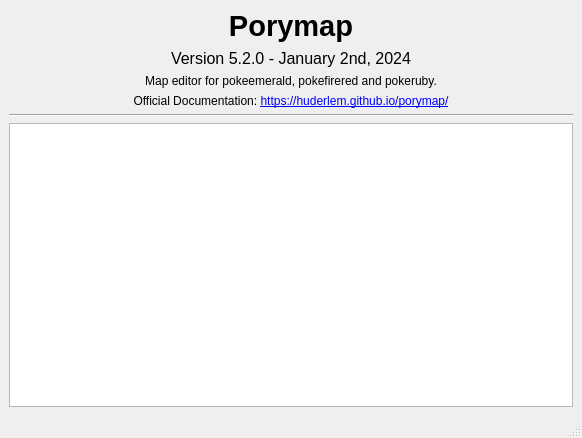
Above: forms/aboutporymap.ui from huderlem/porymap before the change. Below: the same form after it.
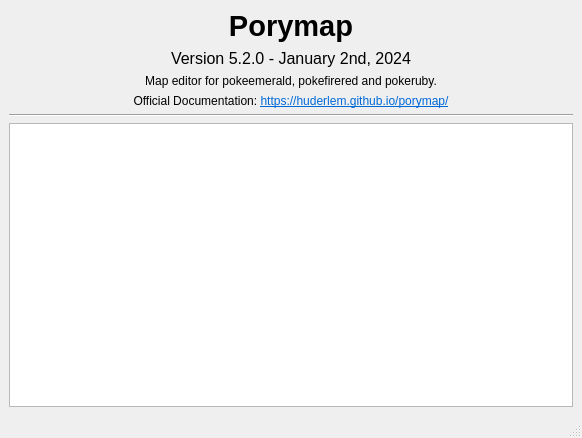
That is the form after the change.

Commit message: Hardcode URL colors (for Windows dark themes)

Diff of the .ui file:
```diff
--- a/forms/aboutporymap.ui
+++ b/forms/aboutporymap.ui
@@ -78,7 +78,7 @@
     <item>
      <widget class="QLabel" name="label_Manual">
       <property name="text">
-       <string>&lt;html&gt;&lt;head/&gt;&lt;body&gt;&lt;p&gt;Official Documentation: &lt;a href=&quot;https://huderlem.github.io/porymap/&quot;&gt;&lt;span style=&quot; text-decoration: underline;&quot;&gt;https://huderlem.github.io/porymap/&lt;/span&gt;&lt;/a&gt;&lt;/p&gt;&lt;/body&gt;&lt;/html&gt;</string>
+       <string>&lt;html&gt;&lt;head/&gt;&lt;body&gt;&lt;p&gt;Official Documentation: &lt;a href=&quot;https://huderlem.github.io/porymap/&quot;&gt;&lt;span style=&quot; text-decoration: underline; color:#0069d9;&quot;&gt;https://huderlem.github.io/porymap/&lt;/span&gt;&lt;/a&gt;&lt;/p&gt;&lt;/body&gt;&lt;/html&gt;</string>
       </property>
       <property name="alignment">
        <set>Qt::AlignCenter</set>
```
The commit also changes 1 other file.
